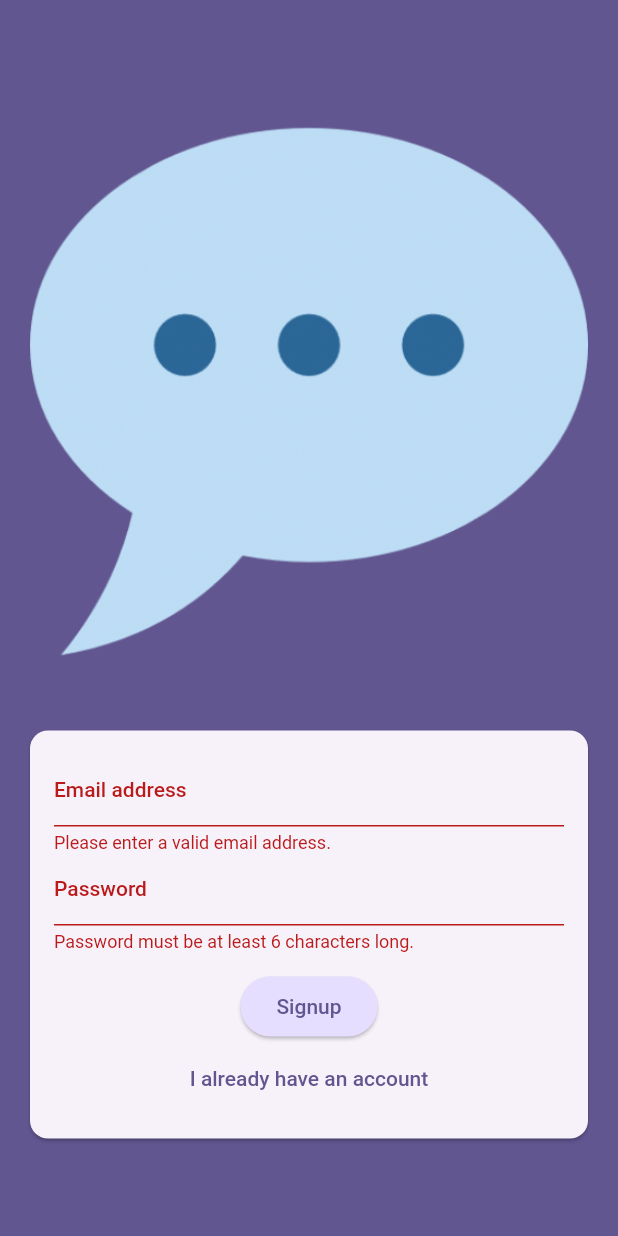
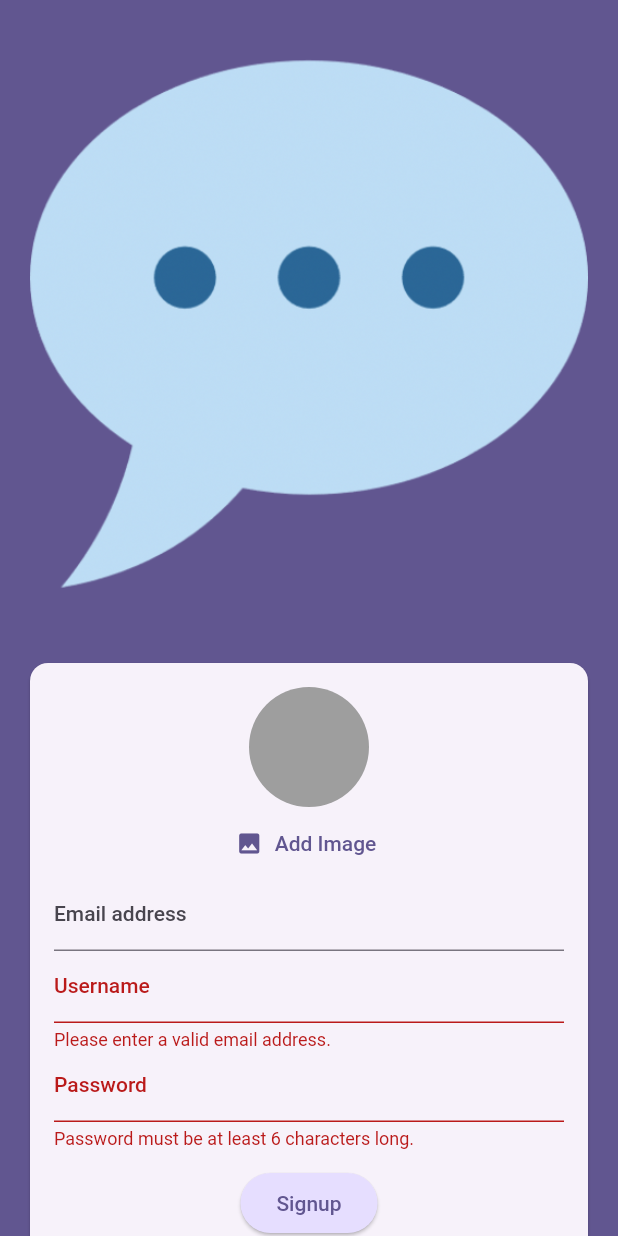
Before and after one commit to vgurguriev/flutter_chat, a Flutter app: the screen it shows after launch, after a tap on "Login", after a tap on "Create new account", on a phone screen of 412 x 824 dp. Run offline on Flutter 3.47's test engine with Material 2 defaults, Android fonts, the phone set to English and light mode, and no system bars; our stand-ins replace cloud_firestore, firebase_auth, firebase_core, firebase_storage, image_picker; accounts and stored records are empty; generated files the repository leaves out were written again.

Commit message:
Added firebase authentication.

```diff
--- a/lib/main.dart
+++ b/lib/main.dart
@@ -1,7 +1,14 @@
+import 'package:firebase_auth/firebase_auth.dart';
 import 'package:flutter/material.dart';
 import 'package:flutter_chat/screens/auth.dart';
+import 'package:flutter_chat/screens/chat_screen.dart';
+import 'package:flutter_chat/screens/splash_screen.dart';
+import 'firebase_options.dart';
+import 'package:firebase_core/firebase_core.dart';
 
-void main() {
+void main() async {
+  WidgetsFlutterBinding.ensureInitialized();
+  await Firebase.initializeApp(options: DefaultFirebaseOptions.currentPlatform);
   runApp(const App());
 }
 
@@ -17,7 +24,18 @@ class App extends StatelessWidget {
         colorScheme: ColorScheme.fromSeed(
             seedColor: const Color.fromARGB(255, 63, 17, 177)),
       ),
-        home: const AuthScreen(),
+      home: StreamBuilder(
+        stream: FirebaseAuth.instance.authStateChanges(),
+        builder: (ctx, userSnapshot) {
+          if (userSnapshot.connectionState == ConnectionState.waiting) {
+            return const SplashScreen();
+          }
+          if (userSnapshot.hasData) {
+            return const ChatScreen();
+          }
+          return const AuthScreen();
+        },
+      ),
     );
   }
 }
--- a/lib/screens/auth.dart
+++ b/lib/screens/auth.dart
@@ -1,4 +1,12 @@
+import 'dart:io';
+
+import 'package:cloud_firestore/cloud_firestore.dart';
+import 'package:firebase_auth/firebase_auth.dart';
+import 'package:firebase_storage/firebase_storage.dart';
 import 'package:flutter/material.dart';
+import 'package:flutter_chat/widgets/user_image_picker.dart';
+
+final _firebase = FirebaseAuth.instance;
 
 class AuthScreen extends StatefulWidget {
   const AuthScreen({super.key});
@@ -12,12 +20,62 @@ class _AuthScreenState extends State<AuthScreen> {
   var _isLogin = true;
   var _enteredEmail = '';
   var _enteredPassword = '';
+  File? _selectedImage;
+  var _isAuthenticating = false;
+  var _enteredUsername = '';
 
-  void _submit() {
+  void _submit() async {
     final isValid = _formKey.currentState!.validate();
 
-    if (isValid) {
-      _formKey.currentState!.save();
+    if (!isValid || !_isLogin && _selectedImage == null) {
+      return;
+    }
+
+    _formKey.currentState!.save();
+    try {
+      setState(() {
+        _isAuthenticating = true;
+      });
+      if (_isLogin) {
+        final userCredentials = await _firebase.signInWithEmailAndPassword(
+          email: _enteredEmail,
+          password: _enteredPassword,
+        );
+      } else {
+        final userCredentials = await _firebase.createUserWithEmailAndPassword(
+          email: _enteredEmail,
+          password: _enteredPassword,
+        );
+
+        final ref = FirebaseStorage.instance
+            .ref()
+            .child('user_images')
+            .child('${userCredentials.user!.uid}.jpg');
+
+        await ref.putFile(_selectedImage!);
+        final imageUrl = await ref.getDownloadURL();
+
+        await FirebaseFirestore.instance
+            .collection('users')
+            .doc(userCredentials.user!.uid)
+            .set({
+          'username': _enteredUsername,
+          'email': _enteredEmail,
+          'image_url': imageUrl,
+        });
+      }
+    } on FirebaseAuthException catch (error) {
+      if (error.code == 'email-already-in-use') {
+        ScaffoldMessenger.of(context).clearSnackBars();
+        ScaffoldMessenger.of(context).showSnackBar(
+          SnackBar(
+            content: Text(error.message ?? 'Authentication failed.'),
+          ),
+        );
+      }
+      setState(() {
+        _isAuthenticating = false;
+      });
     }
   }
 
@@ -44,6 +102,12 @@ class _AuthScreenState extends State<AuthScreen> {
                     child: Column(
                       mainAxisSize: MainAxisSize.min,
                       children: [
+                        if (!_isLogin)
+                          UserImagePicker(
+                            onPickImage: (pickedImage) {
+                              _selectedImage = pickedImage;
+                            },
+                          ),
                         TextFormField(
                           decoration: const InputDecoration(
                             labelText: 'Email address',
@@ -61,6 +125,24 @@ class _AuthScreenState extends State<AuthScreen> {
                           },
                           onSaved: (value) {
                             _enteredEmail = value!;
+                          },
+                        ),
+                        if (!_isLogin)
+                        TextFormField(
+                          decoration: const InputDecoration(
+                            labelText: 'Username',
+                          ),
+                          enableSuggestions: false,
+                          validator: (value) {
+                            if (value == null ||
+                                value.trim().isEmpty ||
+                                value.trim().length < 4) {
+                              return 'Username must be at least 4 characters long.';
+                            }
+                            return null;
+                          },
+                          onSaved: (value) {
+                            _enteredUsername = value!;
                           },
                         ),
                         TextFormField(
@@ -83,6 +165,9 @@ class _AuthScreenState extends State<AuthScreen> {
                         const SizedBox(
                           height: 12,
                         ),
+                        if (_isAuthenticating)
+                          const CircularProgressIndicator(),
+                        if (!_isAuthenticating)
                         ElevatedButton(
                           onPressed: _submit,
                           style: ElevatedButton.styleFrom(
@@ -91,7 +176,8 @@ class _AuthScreenState extends State<AuthScreen> {
                           ),
                           child: Text(_isLogin ? 'Login' : 'Signup'),
                         ),
-                        TextButton(
+                        if (!_isAuthenticating)
+                          TextButton(
                           onPressed: () {
                             setState(() {
                               _isLogin = !_isLogin;
--- /dev/null
+++ b/lib/screens/splash_screen.dart
@@ -0,0 +1,17 @@
+import 'package:flutter/material.dart';
+
+class SplashScreen extends StatelessWidget {
+  const SplashScreen({super.key});
+
+  @override
+  Widget build(BuildContext context) {
+    return Scaffold(
+      appBar: AppBar(
+        title: const Text('FlutterChat'),
+      ),
+      body: const Center(
+        child: Text('Loading...'),
+      ),
+    );
+  }
+}
--- /dev/null
+++ b/lib/widgets/user_image_picker.dart
@@ -0,0 +1,53 @@
+import 'dart:io';
+
+import 'package:flutter/material.dart';
+import 'package:image_picker/image_picker.dart';
+
+class UserImagePicker extends StatefulWidget {
+  const UserImagePicker({super.key, required this.onPickImage});
+
+  final void Function(File pickedImage) onPickImage;
+
+  @override
+  State<StatefulWidget> createState() => _UserImagePickerState();
+}
+
+class _UserImagePickerState extends State<UserImagePicker> {
+  File? _pickedImageFile;
+
+  void _pickImage() async {
+    final pickedImage = await ImagePicker()
+        .pickImage(source: ImageSource.camera, imageQuality: 50, maxWidth: 150);
+    if (pickedImage == null) {
+      return;
+    }
+
+    setState(() {
+      _pickedImageFile = File(pickedImage!.path);
+    });
+
+    widget.onPickImage(_pickedImageFile!);
+  }
+
+  @override
+  Widget build(BuildContext context) {
+    return Column(
+      children: [
+        CircleAvatar(
+          radius: 40,
+          backgroundColor: Colors.grey,
+          foregroundImage:
+              _pickedImageFile != null ? FileImage(_pickedImageFile!) : null,
+        ),
+        TextButton.icon(
+          onPressed: _pickImage,
+          icon: const Icon(Icons.image),
+          label: Text(
+            'Add Image',
+            style: TextStyle(color: Theme.of(context).colorScheme.primary),
+          ),
+        ),
+      ],
+    );
+  }
+}
--- a/pubspec.yaml
+++ b/pubspec.yaml
@@ -35,6 +35,11 @@ dependencies:
   # The following adds the Cupertino Icons font to your application.
   # Use with the CupertinoIcons class for iOS style icons.
   cupertino_icons: ^1.0.2
+  firebase_core: ^2.15.1
+  firebase_auth: ^4.9.0
+  firebase_storage: ^11.2.6
+  image_picker: ^1.0.4
+  cloud_firestore: ^4.9.1
 
 dev_dependencies:
   flutter_test:
```
Also changed, not shown: lib/screens/chat_screen.dart (added, +27 -0 lines), pubspec.lock, 1 other file. Lines whose indentation alone changed are shown as unchanged.
